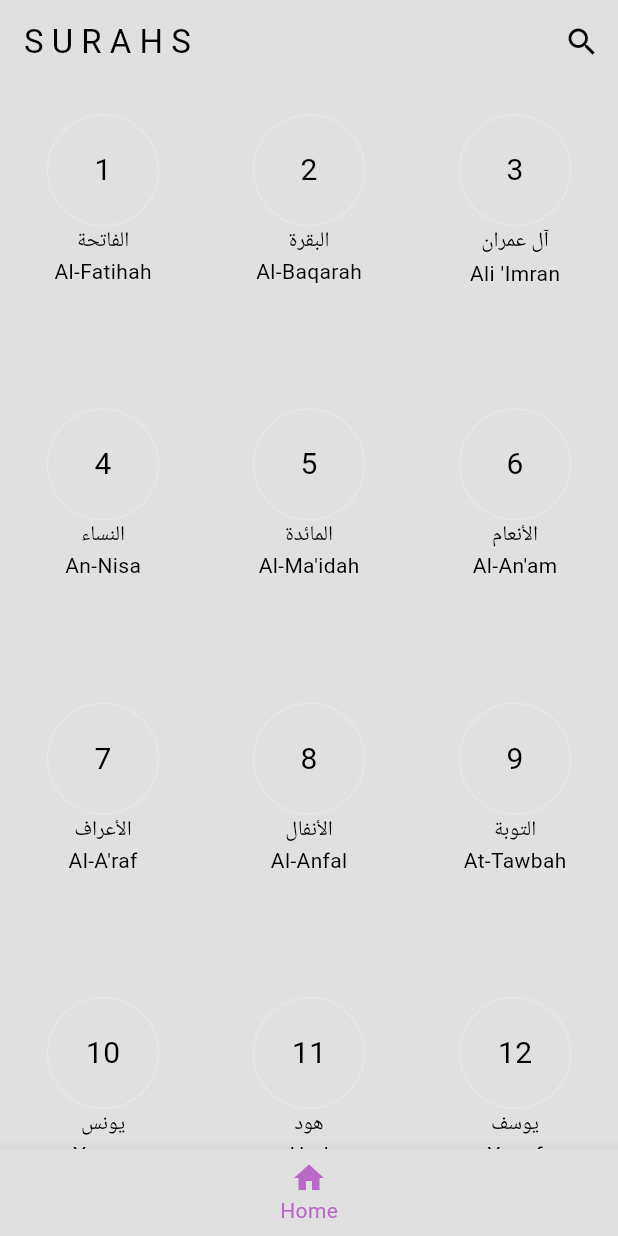
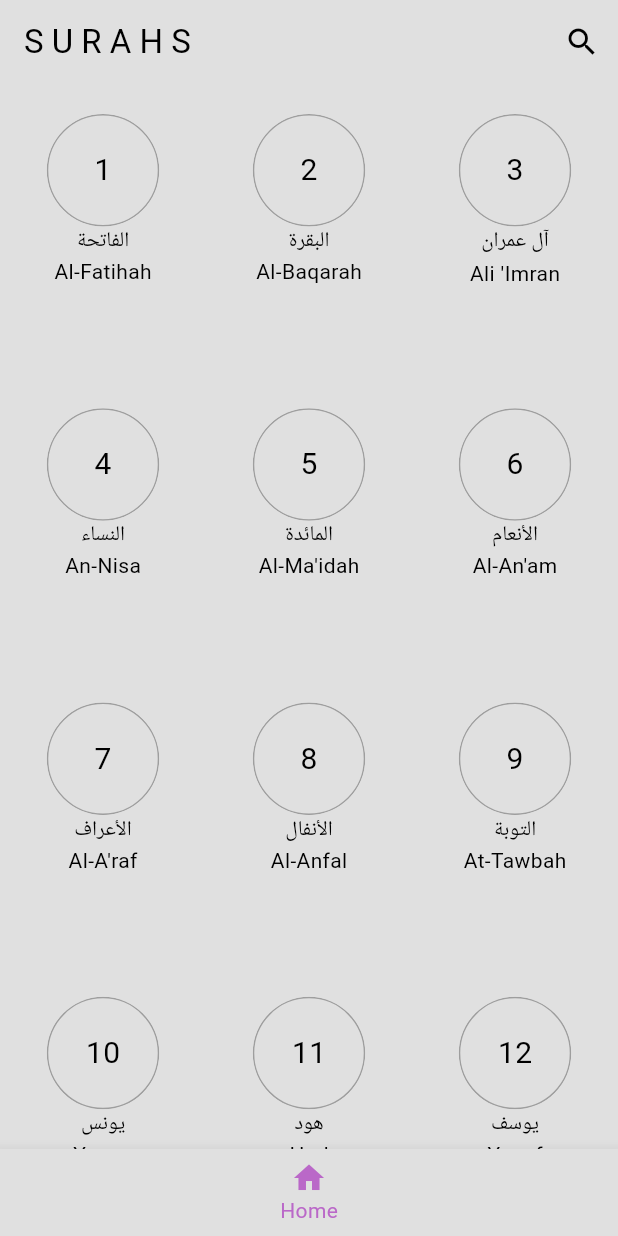
Before and after one commit to aksoyalpi/Quranify-App, a Flutter app: the screen it shows after launch, on a phone screen of 412 x 824 dp. Run offline on Flutter 3.47's test engine with Material 3 defaults, Android fonts, the phone set to English and light mode, and no system bars; our stand-ins replace audio_service, audio_video_progress_bar, flutter_slidable, get_it, google_fonts, just_audio and 1 more; missing offline and left inert: flutter_launcher_icons.

Commit message:
favorite surahs list is now sorted correctly

```diff
--- a/lib/components/surah_icon.dart
+++ b/lib/components/surah_icon.dart
@@ -18,7 +18,7 @@ class SurahIcon extends StatelessWidget {
           width: 75,
           decoration: BoxDecoration(
               shape: BoxShape.circle,
-              border: Border.all(color: Colors.white24)),
+              border: Border.all(color: Theme.of(context).colorScheme.primary)),
           child: Center(
               child: Text(
             surah.id.toString(),
--- a/lib/main.dart
+++ b/lib/main.dart
@@ -120,6 +120,9 @@ class _MyHomePageState extends State<MyHomePage> {
 
               if (value == 0) {
                 filteredSurahs = pageManager.favoritesNotifier.value;
+                filteredSurahs.sort(
+                  (a, b) => a.id.compareTo(b.id),
+                );
               } else if (value == 1) {
                 filteredSurahs = surahs;
               }
@@ -152,6 +155,8 @@ class _MyHomePageState extends State<MyHomePage> {
                         ),
                         onChanged: (query) {
                           final favorites = pageManager.favoritesNotifier.value;
+                          favorites.sort((a, b) => a.id.compareTo(b.id));
+
                           // Handle search query here
                           setState(() {
                             // checks if the user is on favorites or home page
```
